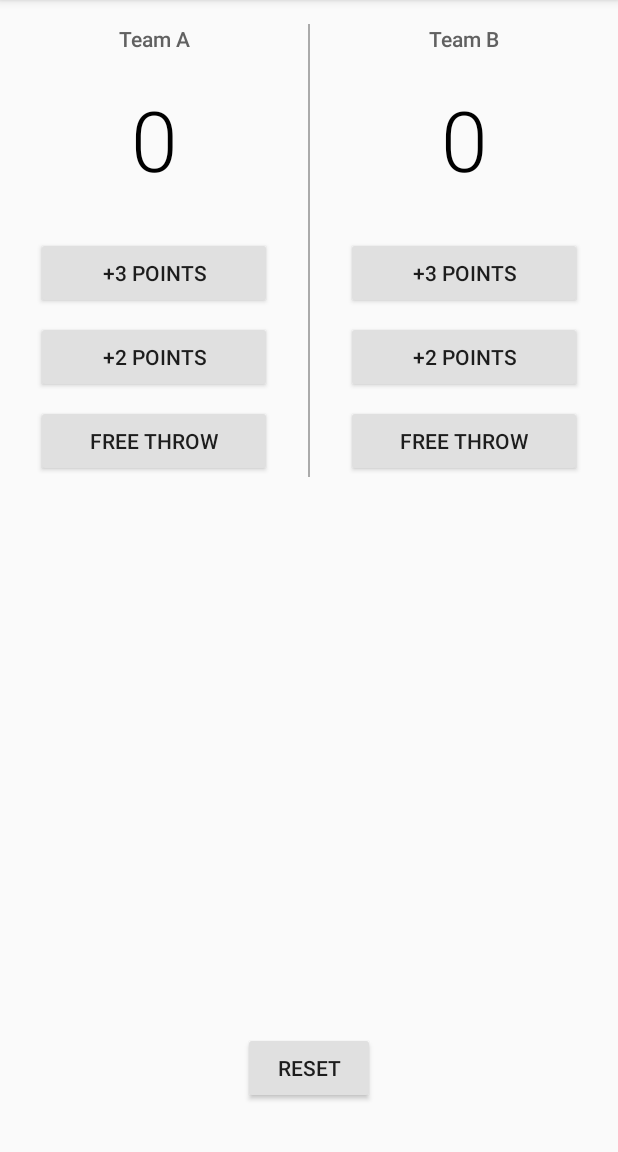
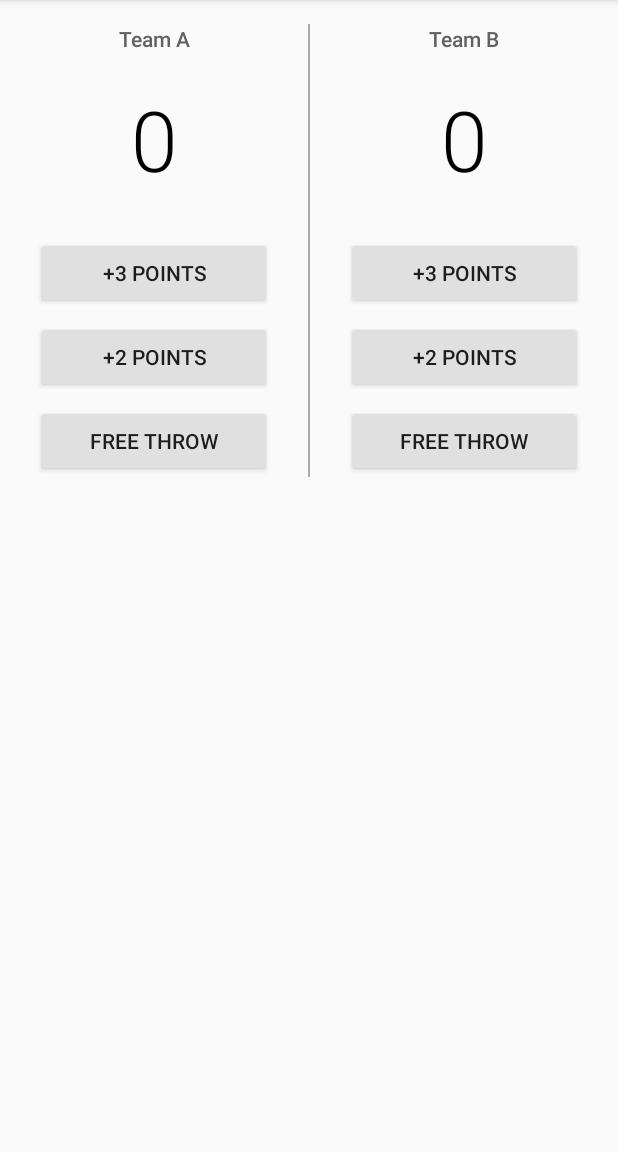
Before and after one commit to uditrpanchal/AndroidTeamScoreApp, an Android app: the screen it shows after launch (MainActivity), after a tap on "RESET", on a phone screen of 412 x 824 dp, the part 84-1236 px from its top. Run offline under Robolectric (Android 15) with nearby library versions, the phone set to English and light mode, and no system bars; 3 statements that could not run were skipped; 3 other taps on this screen came first.

Commit message:
Reset Button : Functionality added for Reset Button visibility -> ON/OFF

```diff
--- a/app/build.gradle
+++ b/app/build.gradle
@@ -26,4 +26,5 @@ dependencies {
     })
     compile 'com.android.support:appcompat-v7:25.2.0'
     testCompile 'junit:junit:4.12'
+    compile 'com.google.android.gms:play-services-appindexing:8.4.0'
 }
--- a/app/src/main/AndroidManifest.xml
+++ b/app/src/main/AndroidManifest.xml
@@ -14,7 +14,11 @@
 
                 <category android:name="android.intent.category.LAUNCHER" />
             </intent-filter>
-        </activity>
+        </activity><!-- ATTENTION: This was auto-generated to add Google Play services to your project for
+     App Indexing.  See https://g.co/AppIndexing/AndroidStudio for more information. -->
+        <meta-data
+            android:name="com.google.android.gms.version"
+            android:value="@integer/google_play_services_version" />
     </application>
 
 </manifest>
--- a/app/src/main/java/com/example/android/teamscore/MainActivity.java
+++ b/app/src/main/java/com/example/android/teamscore/MainActivity.java
@@ -1,35 +1,91 @@
 package com.example.android.teamscore;
 
+import android.net.Uri;
 import android.support.v7.app.AppCompatActivity;
 import android.os.Bundle;
 import android.view.View;
+import android.widget.Button;
 import android.widget.TextView;
+
+import com.google.android.gms.appindexing.Action;
+import com.google.android.gms.appindexing.AppIndex;
+import com.google.android.gms.appindexing.Thing;
+import com.google.android.gms.common.api.GoogleApiClient;
+
+import static android.view.View.*;
 
 
 /**
  * Author : Udit Panchal
  * Application : Basketball Team Score Tracker
  */
-public class MainActivity extends AppCompatActivity {
+public class MainActivity extends AppCompatActivity{
+
+    /**
+     * ATTENTION: This was auto-generated to implement the App Indexing API.
+     * See https://g.co/AppIndexing/AndroidStudio for more information.
+     */
+    private GoogleApiClient client;
 
     @Override
     protected void onCreate(Bundle savedInstanceState) {
         super.onCreate(savedInstanceState);
         setContentView(R.layout.activity_main);
+        // ATTENTION: This was auto-generated to implement the App Indexing API.
+        // See https://g.co/AppIndexing/AndroidStudio for more information.
+        client = new GoogleApiClient.Builder(this).addApi(AppIndex.API).build();
+
+       /* Button btnA1 = (Button) findViewById(R.id.A_button_3_points);
+        Button btnA2 = (Button) findViewById(R.id.A_button_2_points);
+        Button btnA3 = (Button) findViewById(R.id.A_button_free_throw);
+        Button btnB1 = (Button) findViewById(R.id.B_button_3_points);
+        Button btnB2 = (Button) findViewById(R.id.B_button_2_points);
+        Button btnB3 = (Button) findViewById(R.id.B_button_free_throw);
+
+        btnA1.setOnClickListener(this);
+        btnA2.setOnClickListener(this);
+        btnA3.setOnClickListener(this);
+        btnB1.setOnClickListener(this);
+        btnB2.setOnClickListener(this);
+        btnB3.setOnClickListener(this); */
+
     }
 
     int teamAscores = 0;
     int teamBscores = 0;
 
-    private void displayForTeamA(int scoreA){
+
+
+
+
+
+    private void displayForTeamA(int scoreA) {
         TextView teamAscore = (TextView) findViewById(R.id.team_A_score);
         teamAscore.setText(String.valueOf(teamAscores));
 
+        if(scoreA > 0)
+        {
+            Button resetBtn = (Button) findViewById(R.id.reset);
+            resetBtn.setVisibility(VISIBLE);
+        }
+
     }
 
-    private void displayForTeamB(int scoreB){
+    private void displayForTeamB(int scoreB) {
         TextView teamBscore = (TextView) findViewById(R.id.team_B_score);
         teamBscore.setText(String.valueOf(teamBscores));
+
+        if(scoreB > 0)
+        {
+            Button resetBtn = (Button) findViewById(R.id.reset);
+            resetBtn.setVisibility(VISIBLE);
+        }
+    }
+
+    private void invisibleResetButton(int teamAscores, int teamBscores) {
+        if (teamAscores == 0 && teamBscores == 0) {
+
+        }
     }
 
     public void buttonA_3points(View view) {
@@ -67,5 +123,45 @@ public class MainActivity extends AppCompatActivity {
         teamBscores = 0;
         displayForTeamA(teamAscores);
         displayForTeamB(teamBscores);
+        Button resetBtn = (Button) findViewById(R.id.reset);
+        resetBtn.setVisibility(view.INVISIBLE);
+    }
+
+
+
+    /**
+     * ATTENTION: This was auto-generated to implement the App Indexing API.
+     * See https://g.co/AppIndexing/AndroidStudio for more information.
+     */
+    public Action getIndexApiAction() {
+        Thing object = new Thing.Builder()
+                .setName("Main Page") // TODO: Define a title for the content shown.
+                // TODO: Make sure this auto-generated URL is correct.
+                .setUrl(Uri.parse("http://[ENTER-YOUR-URL-HERE]"))
+                .build();
+        return new Action.Builder(Action.TYPE_VIEW)
+                .setObject(object)
+                .setActionStatus(Action.STATUS_TYPE_COMPLETED)
+                .build();
+    }
+
+    @Override
+    public void onStart() {
+        super.onStart();
+
+        // ATTENTION: This was auto-generated to implement the App Indexing API.
+        // See https://g.co/AppIndexing/AndroidStudio for more information.
+        client.connect();
+        AppIndex.AppIndexApi.start(client, getIndexApiAction());
+    }
+
+    @Override
+    public void onStop() {
+        super.onStop();
+
+        // ATTENTION: This was auto-generated to implement the App Indexing API.
+        // See https://g.co/AppIndexing/AndroidStudio for more information.
+        AppIndex.AppIndexApi.end(client, getIndexApiAction());
+        client.disconnect();
     }
 }
--- a/app/src/main/res/layout/activity_main.xml
+++ b/app/src/main/res/layout/activity_main.xml
@@ -147,6 +147,7 @@
         android:text="RESET"
         android:layout_alignParentBottom="true"
         android:layout_centerHorizontal="true"
-        android:layout_marginBottom="32dp"/>
+        android:layout_marginBottom="32dp"
+        android:visibility="visible" />
 
 </RelativeLayout>
```
Also changed, not shown: app/src/main/res/drawable/App_Screenshot.PNG (deleted).
